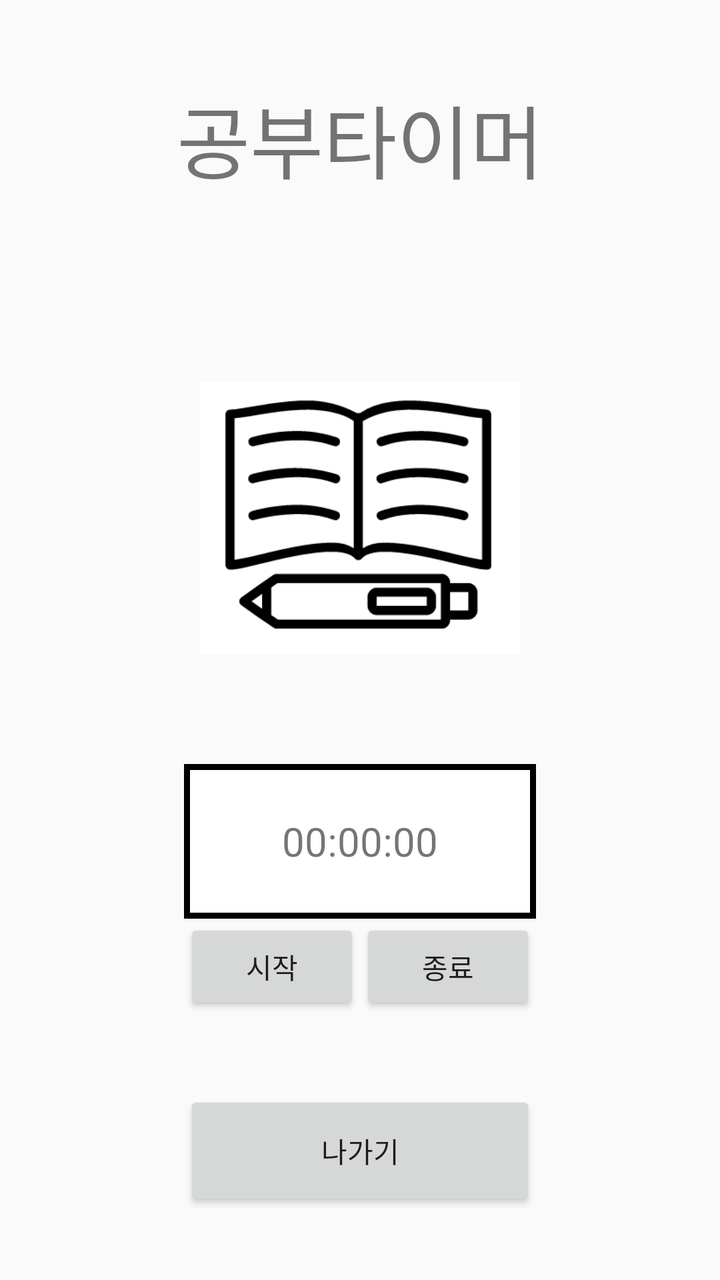
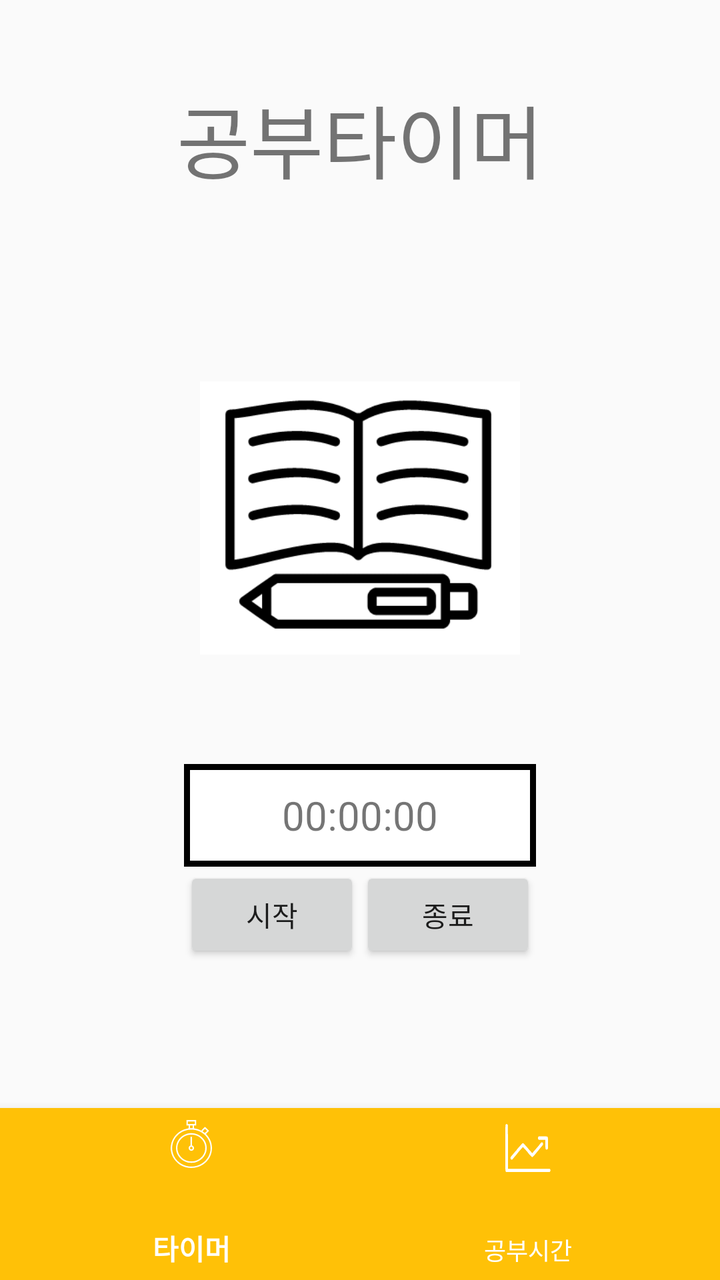

Compare the two renders of this Android layout. The source of the first and the diff that turns it into the second are given below.
<!-- AndroidManifest.xml: application theme Theme.AppCompat.Light.DarkActionBar -->
<!-- res/layout/activity_study_function.xml -->
<?xml version="1.0" encoding="utf-8"?>
<LinearLayout xmlns:android="http://schemas.android.com/apk/res/android"
    xmlns:app="http://schemas.android.com/apk/res-auto"
    xmlns:tools="http://schemas.android.com/tools"
    android:layout_width="match_parent"
    android:layout_height="match_parent"
    tools:context=".Study_function"
    android:orientation="vertical">




        <LinearLayout
            android:layout_width="match_parent"
            android:layout_height="match_parent"
            android:weightSum="5"
            android:layout_gravity="center"
            android:orientation="vertical">
            <TextView
                android:layout_width="wrap_content"
                android:layout_height="0dp"
                android:layout_gravity="center"
                android:text="공부타이머"
                android:layout_marginTop="40dp"
                android:layout_weight="1"
                android:textSize="40dp"/>

            <ImageView
                android:id="@+id/study_state"
                android:src="@drawable/study_off"
                android:layout_gravity="center"
                android:layout_weight="1"
                android:layout_width="160dp"
                android:layout_height="160dp"
                android:layout_marginTop="10dp"/>

            <LinearLayout
                android:layout_width="wrap_content"
                android:layout_height="0dp"
                android:orientation="vertical"
                android:layout_marginTop="0dp"
                android:layout_gravity="center"
                android:layout_weight="3"
                android:weightSum="3">
                <TextView
                    android:id="@+id/studytimer_time"
                    android:layout_width="match_parent"
                    android:gravity="center"
                    android:textAlignment="center"
                    android:textSize="20dp"
                    android:background="@drawable/edge"
                    android:layout_height="0dp"
                    android:text="00:00:00"
                    android:layout_weight="0.9"/>

                <LinearLayout
                    android:layout_width="wrap_content"
                    android:layout_height="0dp"
                    android:layout_gravity="center_horizontal"
                    android:layout_weight="1">
                    <Button
                        android:id="@+id/timer_start"
                        android:layout_width="wrap_content"
                        android:layout_height="wrap_content"
                        android:text="시작"
                        android:onClick="Timer"/>
                    <Button
                        android:id="@+id/timer_finish"
                        android:layout_width="wrap_content"
                        android:layout_height="wrap_content"
                        android:text="종료"
                        android:onClick="Timer"/>
                </LinearLayout>

                <Button
                    android:layout_width="match_parent"
                    android:layout_height="0dp"
                    android:layout_weight="0.7"
                    android:text="나가기"
                    android:id="@+id/exit2"/>
            </LinearLayout>



        </LinearLayout>


</LinearLayout>
<!-- resources referenced by this layout -->
<resources>
  <!-- drawable edge (drawable) -->
  <?xml version="1.0" encoding="utf-8"?>
  <layer-list xmlns:android="http://schemas.android.com/apk/res/android">
      <item>
          <shape android:shape="rectangle">
              <stroke android:width = "3dp" android:color ="#000000"/>
              <solid android:color="#FFFFFF"/>
          </shape>
      </item>
  
  </layer-list>
  <!-- drawable study_off: png bitmap (drawable, 7536 bytes) -->
</resources>

<!-- the commit's change to res/layout/activity_study_function.xml (unified diff, before → after) -->
@@ -6,9 +6,6 @@
     android:layout_height="match_parent"
     tools:context=".Study_function"
     android:orientation="vertical">
-
-
-
 
         <LinearLayout
             android:layout_width="match_parent"
@@ -40,7 +37,7 @@
                 android:orientation="vertical"
                 android:layout_marginTop="0dp"
                 android:layout_gravity="center"
-                android:layout_weight="3"
+                android:layout_weight="2"
                 android:weightSum="3">
                 <TextView
                     android:id="@+id/studytimer_time"
@@ -72,14 +69,17 @@
                         android:onClick="Timer"/>
                 </LinearLayout>
 
-                <Button
-                    android:layout_width="match_parent"
-                    android:layout_height="0dp"
-                    android:layout_weight="0.7"
-                    android:text="나가기"
-                    android:id="@+id/exit2"/>
             </LinearLayout>
-
+            <com.google.android.material.bottomnavigation.BottomNavigationView
+                android:id="@+id/bottom_navigation"
+                android:layout_width="match_parent"
+                android:layout_height="0dp"
+                android:layout_weight="1"
+                android:layout_gravity="bottom"
+                android:background="@color/orange"
+                app:itemIconTint="@color/white"
+                app:itemTextColor="@color/white"
+                app:menu="@menu/bottom_menu"/>
 
 
         </LinearLayout>
<!-- resource entries referenced after the edit -->
@@ -1,5 +1,7 @@
 <!-- resources referenced by this layout -->
 <resources>
+  <color name="orange">#FFC107 </color>
+  <color name="white">#FFFFFF</color>
   <!-- drawable edge (drawable) -->
   <?xml version="1.0" encoding="utf-8"?>
   <layer-list xmlns:android="http://schemas.android.com/apk/res/android">
